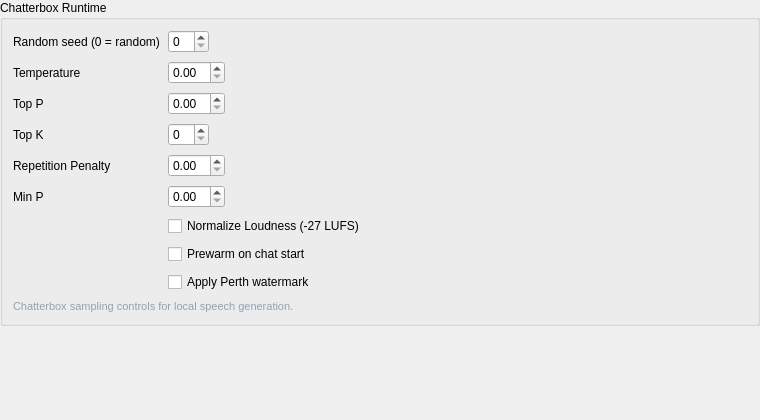
Old version of the form addons/chatterbox_tts/ui/chatterbox_tts.ui in the repository Rakile/NeuralCompanion.
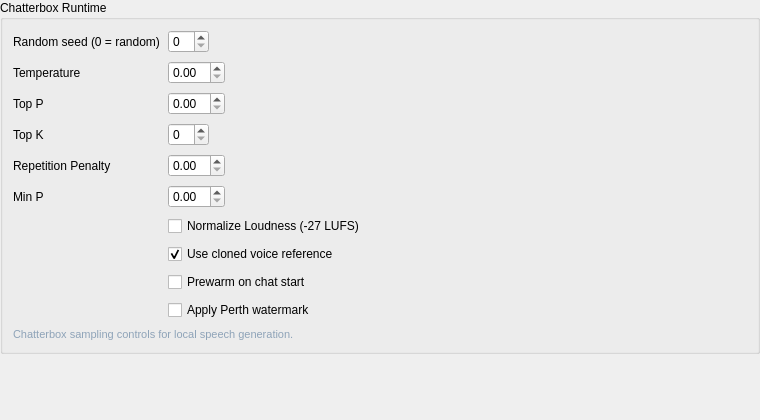
New version of the form.

```diff
--- a/addons/chatterbox_tts/ui/chatterbox_tts.ui
+++ b/addons/chatterbox_tts/ui/chatterbox_tts.ui
@@ -126,13 +126,23 @@
          </widget>
         </item>
         <item row="7" column="1">
+         <widget class="QCheckBox" name="chatterbox_use_cloned_voice_checkbox">
+          <property name="text">
+           <string>Use cloned voice reference</string>
+          </property>
+          <property name="checked">
+           <bool>true</bool>
+          </property>
+         </widget>
+        </item>
+        <item row="8" column="1">
          <widget class="QCheckBox" name="chatterbox_prewarm_checkbox">
           <property name="text">
            <string>Prewarm on chat start</string>
           </property>
          </widget>
         </item>
-        <item row="8" column="1">
+        <item row="9" column="1">
          <widget class="QCheckBox" name="chatterbox_apply_watermark_checkbox">
           <property name="text">
            <string>Apply Perth watermark</string>
```
